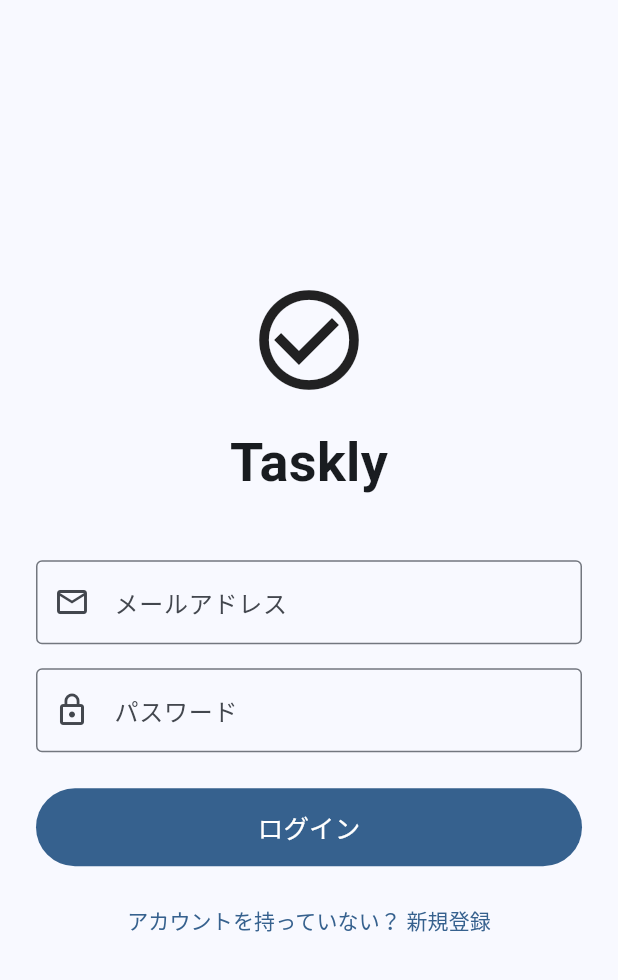
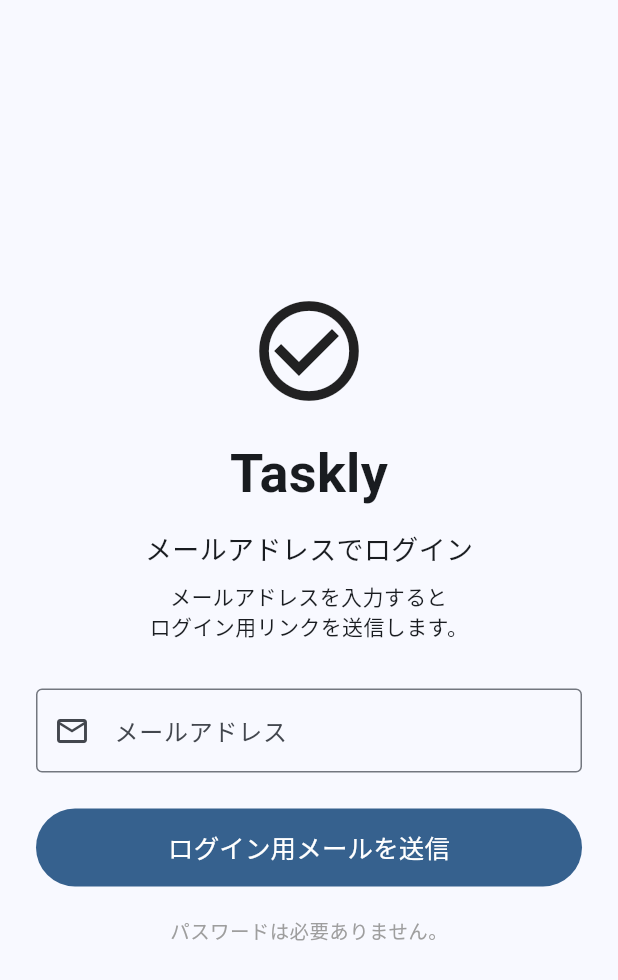
Before and after one commit to windsscoreyou-droid/taskly, a Flutter app: the screen it shows after launch, on a phone screen of 412 x 824 dp. Shown: the top 980 px of the screen. Run offline on Flutter 3.47's test engine with Material 3 defaults, Android fonts, the phone set to English and light mode, and no system bars; our stand-ins replace supabase_flutter; accounts and stored records are empty.

Commit message:
Update main.dart

```diff
--- a/lib/main.dart
+++ b/lib/main.dart
@@ -1,3 +1,6 @@
+import 'dart:async';
+
+import 'package:flutter/foundation.dart';
 import 'package:flutter/material.dart';
 import 'package:flutter/services.dart';
 import 'package:supabase_flutter/supabase_flutter.dart';
@@ -32,26 +35,62 @@
   }
 }
 
-class AuthGate extends StatelessWidget {
+// ============================================================
+// 認証状態を監視
+// ============================================================
+
+class AuthGate extends StatefulWidget {
   const AuthGate({super.key});
+
+  @override
+  State<AuthGate> createState() => _AuthGateState();
+}
+
+class _AuthGateState extends State<AuthGate> {
+  late final StreamSubscription<AuthState> _authSubscription;
+
+  Session? session;
+
+  @override
+  void initState() {
+    super.initState();
+
+    session =
+        Supabase.instance.client.auth.currentSession;
+
+    _authSubscription = Supabase
+        .instance
+        .client
+        .auth
+        .onAuthStateChange
+        .listen((data) {
+      if (!mounted) return;
+
+      setState(() {
+        session = data.session;
+      });
+    });
+  }
+
+  @override
+  void dispose() {
+    _authSubscription.cancel();
+    super.dispose();
+  }
 
   @override
   Widget build(BuildContext context) {
-    final session =
-        Supabase.instance.client.auth.currentSession;
-
-    final user =
-        Supabase.instance.client.auth.currentUser;
-
-    if (session != null &&
-        user != null &&
-        user.emailConfirmedAt != null) {
+    if (session != null) {
       return const HomePage();
     }
 
     return const AuthPage();
   }
 }
+
+// ============================================================
+// Magic Link ログイン
+// ============================================================
 
 class AuthPage extends StatefulWidget {
   const AuthPage({super.key});
@@ -62,18 +101,15 @@
 
 class _AuthPageState extends State<AuthPage> {
   final emailController = TextEditingController();
-  final passwordController = TextEditingController();
-
-  bool isLogin = true;
+
   bool isLoading = false;
 
   Future<void> submit() async {
     final email = emailController.text.trim();
-    final password = passwordController.text;
-
-    if (email.isEmpty || password.isEmpty) {
+
+    if (email.isEmpty) {
       showMessage(
-        'メールアドレスとパスワードを入力してください',
+        'メールアドレスを入力してください',
       );
       return;
     }
@@ -83,76 +119,35 @@
     });
 
     try {
-      if (isLogin) {
-        final response =
-            await Supabase.instance.client.auth.signInWithPassword(
-          email: email,
-          password: password,
-        );
-
-        final user = response.user;
-
-        // メール認証が完了しているか確認
-        if (user == null || user.emailConfirmedAt == null) {
-          await Supabase.instance.client.auth.signOut();
-
-          if (!mounted) return;
-
-          showMessage(
-            'メールアドレスの確認が必要です。\n'
-            '受信した確認メールのリンクを押してからログインしてください。',
-          );
-
-          return;
-        }
-
-        TextInput.finishAutofillContext(
-          shouldSave: true,
-        );
-
-        if (!mounted) return;
-
-        Navigator.of(context).pushReplacement(
-          MaterialPageRoute(
-            builder: (_) => const HomePage(),
-          ),
-        );
-      } else {
-        final response =
-            await Supabase.instance.client.auth.signUp(
-          email: email,
-          password: password,
-        );
-
-        TextInput.finishAutofillContext(
-          shouldSave: true,
-        );
-
-        if (!mounted) return;
-
-        if (response.user != null &&
-            response.session == null) {
-          showMessage(
-            '登録しました。\n'
-            '入力したメールアドレスに確認メールを送信しました。\n'
-            'メール内のリンクを押して認証してください。',
-          );
-        } else {
-          showMessage(
-            'アカウントを作成しました。\n'
-            'メールアドレスの確認が必要です。',
-          );
-        }
-
-        setState(() {
-          isLogin = true;
-        });
-      }
+      await Supabase.instance.client.auth.signInWithOtp(
+        email: email,
+
+        // 新規ユーザーを自動作成しない
+        shouldCreateUser: false,
+
+        // GitHub Pages
+        emailRedirectTo:
+            'https://windsscoreyou-droid.github.io/taskly/',
+      );
+
+      if (!mounted) return;
+
+      TextInput.finishAutofillContext(
+        shouldSave: true,
+      );
+
+      showMessage(
+        'ログイン用のメールを送信しました。\n'
+        'メールを確認して、ログインリンクを押してください。',
+      );
+
+      emailController.clear();
     } on AuthException catch (e) {
       if (!mounted) return;
 
       showMessage(
-        '認証に失敗しました\n${e.message}',
+        'メール送信に失敗しました\n'
+        '${e.message}',
       );
     } catch (e) {
       if (!mounted) return;
@@ -182,7 +177,6 @@
   @override
   void dispose() {
     emailController.dispose();
-    passwordController.dispose();
     super.dispose();
   }
 
@@ -204,7 +198,9 @@
                       Icons.check_circle_outline,
                       size: 80,
                     ),
+
                     const SizedBox(height: 16),
+
                     const Text(
                       'Taskly',
                       style: TextStyle(
@@ -212,34 +208,36 @@
                         fontWeight: FontWeight.bold,
                       ),
                     ),
-                    const SizedBox(height: 40),
+
+                    const SizedBox(height: 12),
+
+                    const Text(
+                      'メールアドレスでログイン',
+                      style: TextStyle(
+                        fontSize: 18,
+                        fontWeight: FontWeight.w500,
+                      ),
+                    ),
+
+                    const SizedBox(height: 8),
+
+                    const Text(
+                      'メールアドレスを入力すると\n'
+                      'ログイン用リンクを送信します。',
+                      textAlign: TextAlign.center,
+                      style: TextStyle(
+                        fontSize: 14,
+                      ),
+                    ),
+
+                    const SizedBox(height: 32),
 
                     TextField(
                       controller: emailController,
                       keyboardType:
                           TextInputType.emailAddress,
                       autofillHints: const [
-                        AutofillHints.username,
                         AutofillHints.email,
-                      ],
-                      textInputAction:
-                          TextInputAction.next,
-                      decoration: const InputDecoration(
-                        labelText: 'メールアドレス',
-                        border: OutlineInputBorder(),
-                        prefixIcon: Icon(
-                          Icons.email_outlined,
-                        ),
-                      ),
-                    ),
-
-                    const SizedBox(height: 16),
-
-                    TextField(
-                      controller: passwordController,
-                      obscureText: true,
-                      autofillHints: const [
-                        AutofillHints.password,
                       ],
                       textInputAction:
                           TextInputAction.done,
@@ -249,10 +247,11 @@
                         }
                       },
                       decoration: const InputDecoration(
-                        labelText: 'パスワード',
+                        labelText: 'メールアドレス',
+                        hintText: 'example@gmail.com',
                         border: OutlineInputBorder(),
                         prefixIcon: Icon(
-                          Icons.lock_outline,
+                          Icons.email_outlined,
                         ),
                       ),
                     ),
@@ -272,31 +271,22 @@
                                 child:
                                     CircularProgressIndicator(),
                               )
-                            : Text(
-                                isLogin
-                                    ? 'ログイン'
-                                    : '新規登録',
-                                style: const TextStyle(
+                            : const Text(
+                                'ログイン用メールを送信',
+                                style: TextStyle(
                                   fontSize: 17,
                                 ),
                               ),
                       ),
                     ),
 
-                    const SizedBox(height: 12),
-
-                    TextButton(
-                      onPressed: isLoading
-                          ? null
-                          : () {
-                              setState(() {
-                                isLogin = !isLogin;
-                              });
-                            },
-                      child: Text(
-                        isLogin
-                            ? 'アカウントを持っていない？ 新規登録'
-                            : 'すでにアカウントを持っている？ ログイン',
+                    const SizedBox(height: 20),
+
+                    const Text(
+                      'パスワードは必要ありません。',
+                      style: TextStyle(
+                        fontSize: 13,
+                        color: Colors.grey,
                       ),
                     ),
                   ],
@@ -310,6 +300,10 @@
   }
 }
 
+// ============================================================
+// ホーム
+// ============================================================
+
 class HomePage extends StatefulWidget {
   const HomePage({super.key});
 
@@ -339,7 +333,9 @@
             isLoading = false;
           });
 
-          showMessage('ログインユーザーが取得できません');
+          showMessage(
+            'ログインユーザーが取得できません',
+          );
         }
 
         return;
@@ -454,7 +450,8 @@
       return;
     }
 
-    final name = result['title'] as String;
+    final name =
+        result['title'] as String;
 
     final startDate =
         result['start_date'] as DateTime?;
@@ -472,7 +469,9 @@
     if (startDate != null &&
         endDate != null &&
         endDate.isBefore(startDate)) {
-      showMessage('終了日は開始日以降にしてください');
+      showMessage(
+        '終了日は開始日以降にしてください',
+      );
       return;
     }
 
@@ -604,7 +603,9 @@
     if (startDate != null &&
         endDate != null &&
         endDate.isBefore(startDate)) {
-      showMessage('終了日は開始日以降にしてください');
+      showMessage(
+        '終了日は開始日以降にしてください',
+      );
       return;
     }
 
@@ -991,6 +992,10 @@
     );
   }
 }
+
+// ============================================================
+// タスク追加
+// ============================================================
 
 class AddTaskDialog extends StatefulWidget {
   final DateTime? initialDate;
@@ -1226,6 +1231,10 @@
   }
 }
 
+// ============================================================
+// タスク編集
+// ============================================================
+
 class _EditTaskDialog extends StatefulWidget {
   final String taskId;
   final String currentTitle;
@@ -1452,7 +1461,6 @@
           },
           child: const Text('キャンセル'),
         ),
-
         TextButton(
           onPressed: () async {
             final confirmed =
@@ -1535,7 +1543,6 @@
             ),
           ),
         ),
-
         FilledButton(
           onPressed: () {
             final title =
@@ -1564,6 +1571,10 @@
     );
   }
 }
+
+// ============================================================
+// カレンダー
+// ============================================================
 
 class CalendarPage extends StatefulWidget {
   const CalendarPage({
@@ -2935,8 +2946,7 @@
                               title,
                               maxLines: 1,
                               overflow:
-                                  TextOverflow
-                                      .ellipsis,
+                                  TextOverflow.ellipsis,
                               style:
                                   TextStyle(
                                 fontSize: 10,
@@ -3138,6 +3148,10 @@
   }
 }
 
+// ============================================================
+// 曜日
+// ============================================================
+
 class _WeekdayCell extends StatelessWidget {
   final String text;
 
```
